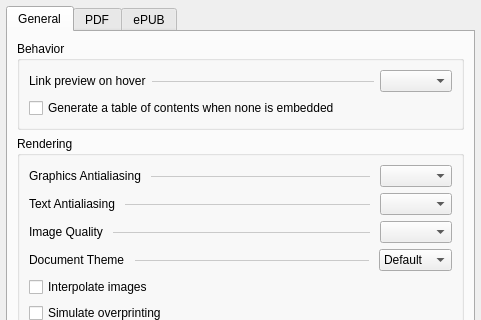
Above: src/generator/config/settingswidget.ui from l4rzy/okular-mupdf-ng before the change; both pictures show x 0 to 481 and y 0 to 320 of the 481 by 697 pixel window. Below: the same form after it.
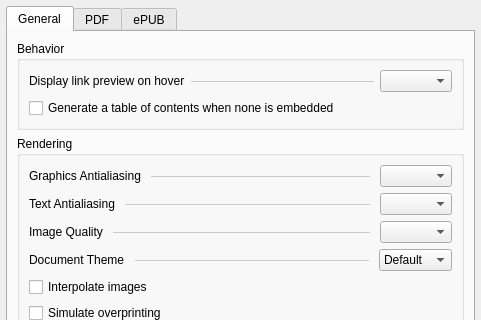
That is the form after the change. Custom widgets are drawn as their Qt base class.

Commit message: generator: link preview tunings & cleanups

What changed in the file:
```diff
--- a/src/generator/config/settingswidget.ui
+++ b/src/generator/config/settingswidget.ui
@@ -50,7 +50,7 @@
             <item>
              <widget class="QLabel" name="labelLinkPreview">
               <property name="text">
-               <string>Link preview on hover</string>
+               <string>Display link preview on hover</string>
               </property>
               <property name="buddy">
                <cstring>kcfg_LinkPreviewMode</cstring>
```
The commit also changes 14 other files.
